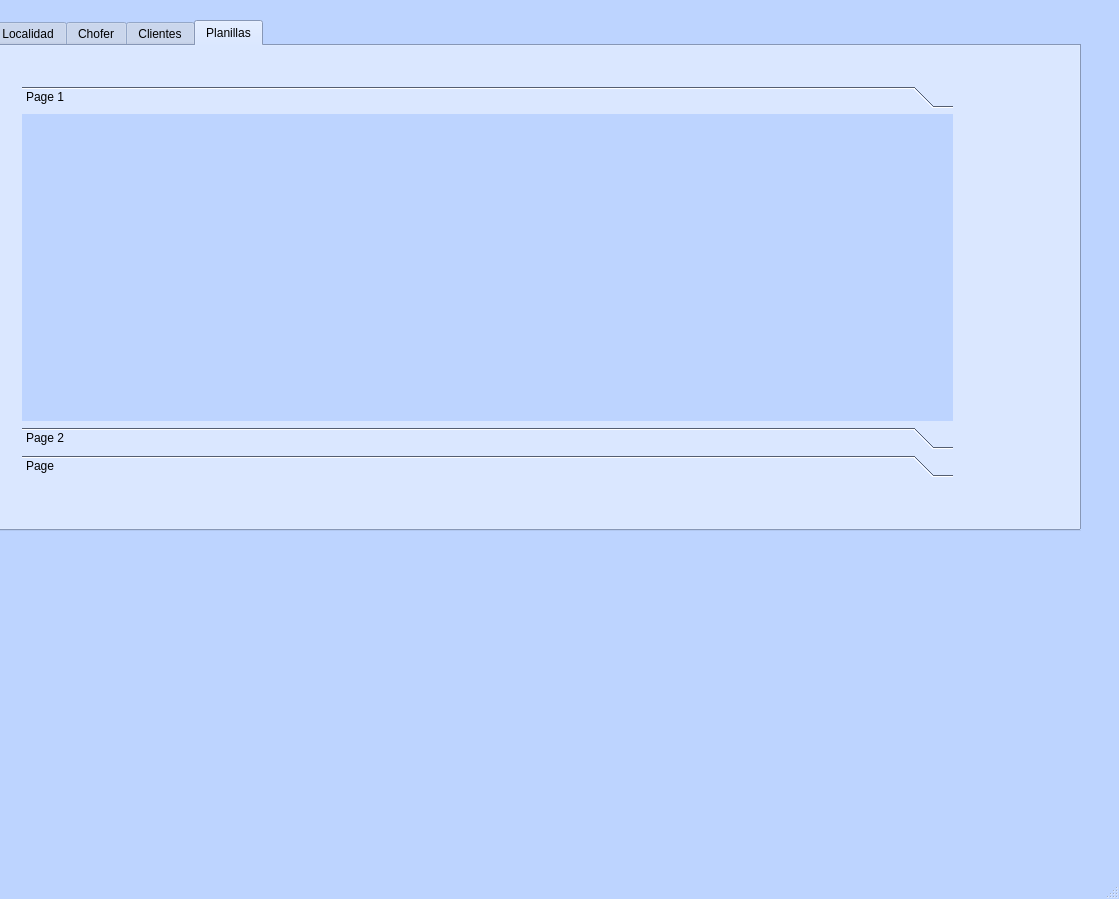
First picture: the form in pantallas.ui, repository GabrieLombardi/Seiton, before the edit.
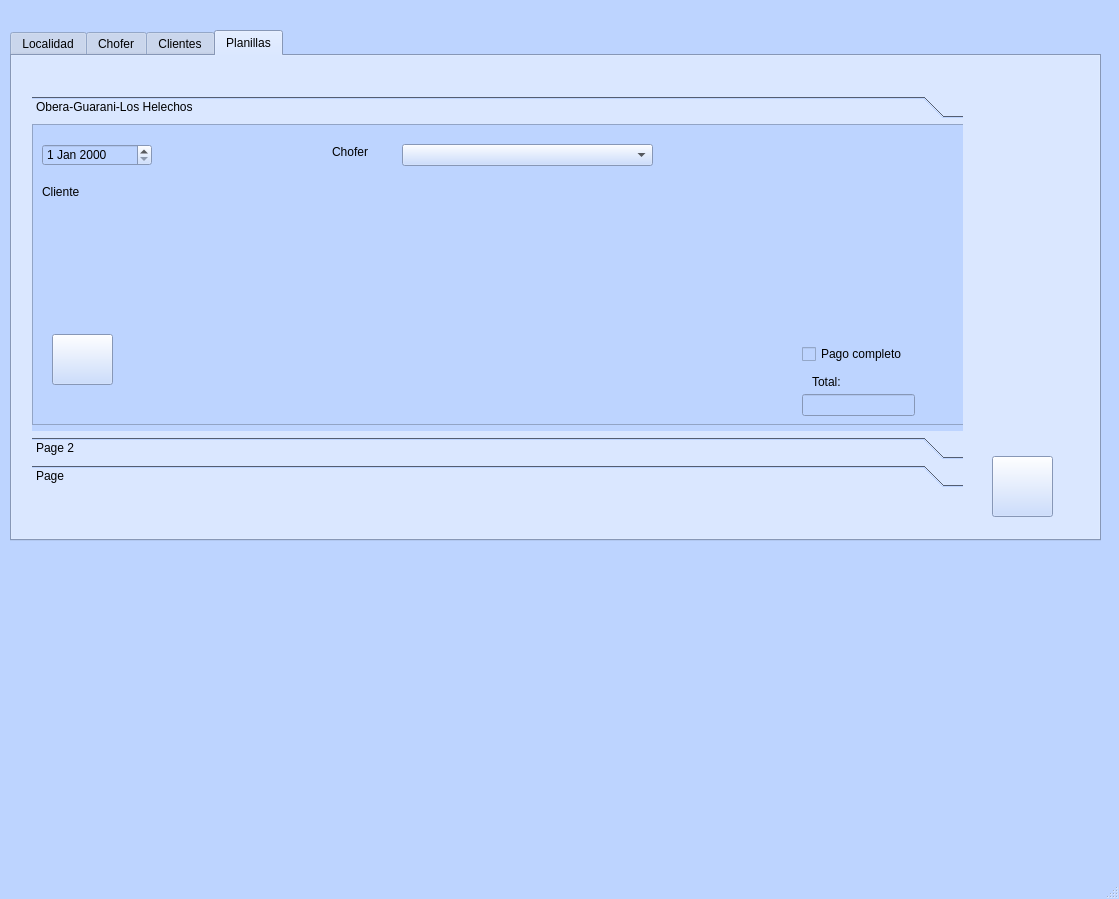
Second picture: the form after the edit. The open tabs and pages were chosen to show the change. Icons and pictures are not drawn.

Commit message: modificaciones en pantallas

Patch:
```diff
--- a/pantallas.ui
+++ b/pantallas.ui
@@ -432,12 +432,103 @@
    <widget class="QTabWidget" name="tabWidget">
     <property name="geometry">
      <rect>
-      <x>-10</x>
-      <y>20</y>
+      <x>10</x>
+      <y>30</y>
       <width>1091</width>
       <height>511</height>
      </rect>
     </property>
+    <property name="palette">
+     <palette>
+      <active>
+       <colorrole role="Light">
+        <brush brushstyle="SolidPattern">
+         <color alpha="255">
+          <red>189</red>
+          <green>212</green>
+          <blue>255</blue>
+         </color>
+        </brush>
+       </colorrole>
+       <colorrole role="Base">
+        <brush brushstyle="SolidPattern">
+         <color alpha="255">
+          <red>189</red>
+          <green>212</green>
+          <blue>255</blue>
+         </color>
+        </brush>
+       </colorrole>
+       <colorrole role="NoRole">
+        <brush brushstyle="SolidPattern">
+         <color alpha="255">
+          <red>189</red>
+          <green>212</green>
+          <blue>255</blue>
+         </color>
+        </brush>
+       </colorrole>
+      </active>
+      <inactive>
+       <colorrole role="Light">
+        <brush brushstyle="SolidPattern">
+         <color alpha="255">
+          <red>189</red>
+          <green>212</green>
+          <blue>255</blue>
+         </color>
+        </brush>
+       </colorrole>
+       <colorrole role="Base">
+        <brush brushstyle="SolidPattern">
+         <color alpha="255">
+          <red>189</red>
+          <green>212</green>
+          <blue>255</blue>
+         </color>
+        </brush>
+       </colorrole>
+       <colorrole role="NoRole">
+        <brush brushstyle="SolidPattern">
+         <color alpha="255">
+          <red>189</red>
+          <green>212</green>
+          <blue>255</blue>
+         </color>
+        </brush>
+       </colorrole>
+      </inactive>
+      <disabled>
+       <colorrole role="Light">
+        <brush brushstyle="SolidPattern">
+         <color alpha="255">
+          <red>189</red>
+          <green>212</green>
+          <blue>255</blue>
+         </color>
+        </brush>
+       </colorrole>
+       <colorrole role="Base">
+        <brush brushstyle="SolidPattern">
+         <color alpha="255">
+          <red>189</red>
+          <green>212</green>
+          <blue>255</blue>
+         </color>
+        </brush>
+       </colorrole>
+       <colorrole role="NoRole">
+        <brush brushstyle="SolidPattern">
+         <color alpha="255">
+          <red>189</red>
+          <green>212</green>
+          <blue>255</blue>
+         </color>
+        </brush>
+       </colorrole>
+      </disabled>
+     </palette>
+    </property>
     <property name="currentIndex">
      <number>0</number>
     </property>
@@ -637,7 +728,7 @@
      <widget class="QToolBox" name="toolBox">
       <property name="geometry">
        <rect>
-        <x>30</x>
+        <x>20</x>
         <y>40</y>
         <width>931</width>
         <height>391</height>
@@ -652,12 +743,133 @@
          <x>0</x>
          <y>0</y>
          <width>931</width>
-         <height>329</height>
+         <height>298</height>
         </rect>
        </property>
        <attribute name="label">
-        <string>Page 1</string>
+        <string>Obera-Guarani-Los Helechos</string>
        </attribute>
+       <widget class="QFrame" name="frame">
+        <property name="geometry">
+         <rect>
+          <x>0</x>
+          <y>0</y>
+          <width>941</width>
+          <height>301</height>
+         </rect>
+        </property>
+        <property name="frameShape">
+         <enum>QFrame::StyledPanel</enum>
+        </property>
+        <property name="frameShadow">
+         <enum>QFrame::Raised</enum>
+        </property>
+        <widget class="QComboBox" name="comboBox_chofer">
+         <property name="geometry">
+          <rect>
+           <x>370</x>
+           <y>20</y>
+           <width>251</width>
+           <height>22</height>
+          </rect>
+         </property>
+        </widget>
+        <widget class="QLabel" name="lbl_chofer">
+         <property name="geometry">
+          <rect>
+           <x>300</x>
+           <y>20</y>
+           <width>55</width>
+           <height>16</height>
+          </rect>
+         </property>
+         <property name="text">
+          <string>Chofer</string>
+         </property>
+        </widget>
+        <widget class="QDateEdit" name="date_fecha">
+         <property name="geometry">
+          <rect>
+           <x>10</x>
+           <y>20</y>
+           <width>110</width>
+           <height>22</height>
+          </rect>
+         </property>
+        </widget>
+        <widget class="QLabel" name="lbl_cliente">
+         <property name="geometry">
+          <rect>
+           <x>10</x>
+           <y>60</y>
+           <width>55</width>
+           <height>16</height>
+          </rect>
+         </property>
+         <property name="text">
+          <string>Cliente</string>
+         </property>
+        </widget>
+        <widget class="QCheckBox" name="checkBox">
+         <property name="geometry">
+          <rect>
+           <x>770</x>
+           <y>220</y>
+           <width>111</width>
+           <height>20</height>
+          </rect>
+         </property>
+         <property name="text">
+          <string>Pago completo</string>
+         </property>
+        </widget>
+        <widget class="QLineEdit" name="lineEdit_total">
+         <property name="geometry">
+          <rect>
+           <x>770</x>
+           <y>270</y>
+           <width>113</width>
+           <height>22</height>
+          </rect>
+         </property>
+        </widget>
+        <widget class="QLabel" name="label">
+         <property name="geometry">
+          <rect>
+           <x>780</x>
+           <y>250</y>
+           <width>55</width>
+           <height>16</height>
+          </rect>
+         </property>
+         <property name="text">
+          <string>Total:</string>
+         </property>
+        </widget>
+        <widget class="QPushButton" name="pushButton">
+         <property name="geometry">
+          <rect>
+           <x>20</x>
+           <y>210</y>
+           <width>61</width>
+           <height>51</height>
+          </rect>
+         </property>
+         <property name="text">
+          <string/>
+         </property>
+         <property name="icon">
+          <iconset>
+           <normaloff>../../../../../Users/bogad/Pictures/Saved Pictures/btn_editar.png</normaloff>../../../../../Users/bogad/Pictures/Saved Pictures/btn_editar.png</iconset>
+         </property>
+         <property name="iconSize">
+          <size>
+           <width>120</width>
+           <height>60</height>
+          </size>
+         </property>
+        </widget>
+       </widget>
       </widget>
       <widget class="QWidget" name="page_2">
        <property name="geometry">
@@ -678,6 +890,29 @@
        </attribute>
       </widget>
      </widget>
+     <widget class="QPushButton" name="btn_agregar_planilla">
+      <property name="geometry">
+       <rect>
+        <x>980</x>
+        <y>400</y>
+        <width>61</width>
+        <height>61</height>
+       </rect>
+      </property>
+      <property name="text">
+       <string/>
+      </property>
+      <property name="icon">
+       <iconset>
+        <normaloff>../../../../../Users/bogad/Pictures/Saved Pictures/btn_agregar.png</normaloff>../../../../../Users/bogad/Pictures/Saved Pictures/btn_agregar.png</iconset>
+      </property>
+      <property name="iconSize">
+       <size>
+        <width>120</width>
+        <height>60</height>
+       </size>
+      </property>
+     </widget>
     </widget>
    </widget>
   </widget>
```
Left out of the diff: 145 changed lines with no effect on the pictures.
